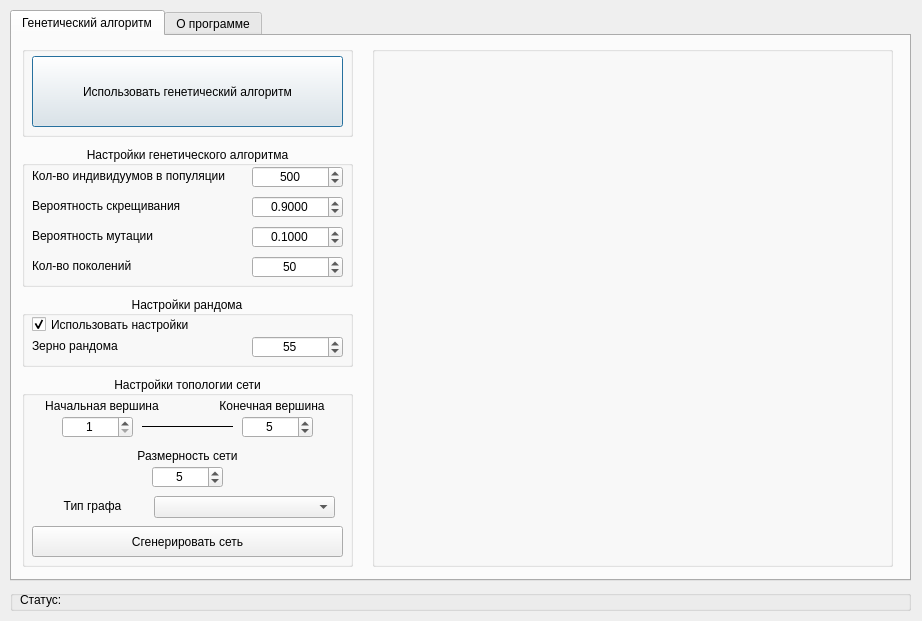
This is L1/GUI.ui in BouRHooD/mpu_224-322_intelligent_systems_design as Qt 5 draws it before an edit. The edited form follows.
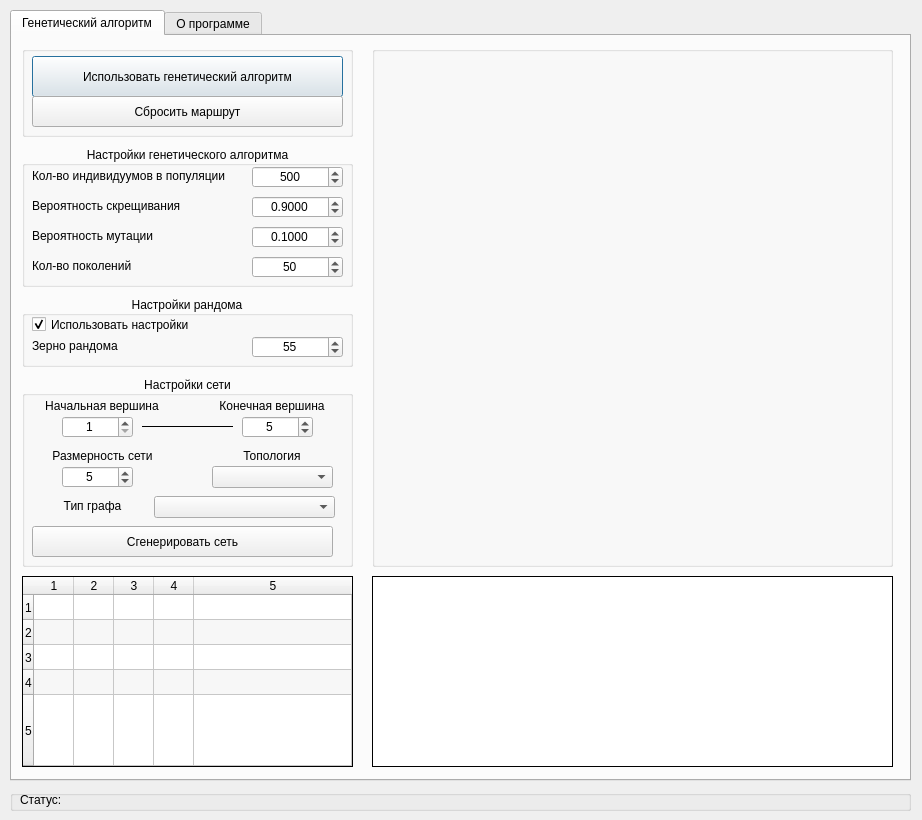
This is the edited form.

```diff
--- a/L1/GUI.ui
+++ b/L1/GUI.ui
@@ -10,7 +10,7 @@
     <x>0</x>
     <y>0</y>
     <width>922</width>
-    <height>621</height>
+    <height>820</height>
    </rect>
   </property>
   <property name="acceptDrops">
@@ -26,7 +26,7 @@
    <property name="geometry">
     <rect>
      <x>10</x>
-     <y>590</y>
+     <y>790</y>
      <width>901</width>
      <height>21</height>
     </rect>
@@ -66,7 +66,7 @@
      <x>10</x>
      <y>10</y>
      <width>901</width>
-     <height>571</height>
+     <height>771</height>
     </rect>
    </property>
    <property name="currentIndex">
@@ -109,13 +109,26 @@
         <x>10</x>
         <y>10</y>
         <width>311</width>
-        <height>71</height>
+        <height>41</height>
        </rect>
       </property>
       <property name="text">
        <string>Использовать генетический алгоритм</string>
       </property>
      </widget>
+     <widget class="QPushButton" name="bDropWayGraph">
+      <property name="geometry">
+       <rect>
+        <x>10</x>
+        <y>50</y>
+        <width>311</width>
+        <height>31</height>
+       </rect>
+      </property>
+      <property name="text">
+       <string>Сбросить маршрут</string>
+      </property>
+     </widget>
     </widget>
     <widget class="QGroupBox" name="groupBox_5">
      <property name="geometry">
@@ -394,7 +407,7 @@
       </rect>
      </property>
      <property name="title">
-      <string>Настройки топологии сети</string>
+      <string>Настройки сети</string>
      </property>
      <property name="alignment">
       <set>Qt::AlignCenter</set>
@@ -478,9 +491,9 @@
      <widget class="QLabel" name="MAX_GENERATIONS_Label_4">
       <property name="geometry">
        <rect>
-        <x>90</x>
+        <x>0</x>
         <y>70</y>
-        <width>151</width>
+        <width>161</width>
         <height>20</height>
        </rect>
       </property>
@@ -494,7 +507,7 @@
      <widget class="QSpinBox" name="NODE_COUNT_IntSpinBox">
       <property name="geometry">
        <rect>
-        <x>130</x>
+        <x>40</x>
         <y>90</y>
         <width>71</width>
         <height>22</height>
@@ -534,7 +547,7 @@
        <rect>
         <x>10</x>
         <y>150</y>
-        <width>311</width>
+        <width>301</width>
         <height>31</height>
        </rect>
       </property>
@@ -568,6 +581,250 @@
        <set>Qt::AlignCenter</set>
       </property>
      </widget>
+     <widget class="QLabel" name="MAX_GENERATIONS_Label_6">
+      <property name="geometry">
+       <rect>
+        <x>170</x>
+        <y>70</y>
+        <width>160</width>
+        <height>20</height>
+       </rect>
+      </property>
+      <property name="text">
+       <string>Топология</string>
+      </property>
+      <property name="alignment">
+       <set>Qt::AlignCenter</set>
+      </property>
+     </widget>
+     <widget class="QComboBox" name="TopologyGraph_ComboBox">
+      <property name="geometry">
+       <rect>
+        <x>190</x>
+        <y>90</y>
+        <width>121</width>
+        <height>22</height>
+       </rect>
+      </property>
+     </widget>
+    </widget>
+    <widget class="QTableWidget" name="tableWidget_Weight">
+     <property name="geometry">
+      <rect>
+       <x>10</x>
+       <y>540</y>
+       <width>331</width>
+       <height>191</height>
+      </rect>
+     </property>
+     <property name="minimumSize">
+      <size>
+       <width>300</width>
+       <height>0</height>
+      </size>
+     </property>
+     <property name="font">
+      <font>
+       <pointsize>9</pointsize>
+      </font>
+     </property>
+     <property name="frameShape">
+      <enum>QFrame::Box</enum>
+     </property>
+     <property name="frameShadow">
+      <enum>QFrame::Plain</enum>
+     </property>
+     <property name="verticalScrollBarPolicy">
+      <enum>Qt::ScrollBarAsNeeded</enum>
+     </property>
+     <property name="horizontalScrollBarPolicy">
+      <enum>Qt::ScrollBarAsNeeded</enum>
+     </property>
+     <property name="sizeAdjustPolicy">
+      <enum>QAbstractScrollArea::AdjustIgnored</enum>
+     </property>
+     <property name="autoScroll">
+      <bool>false</bool>
+     </property>
+     <property name="alternatingRowColors">
+      <bool>true</bool>
+     </property>
+     <property name="selectionMode">
+      <enum>QAbstractItemView::ExtendedSelection</enum>
+     </property>
+     <property name="textElideMode">
+      <enum>Qt::ElideRight</enum>
+     </property>
+     <property name="showGrid">
+      <bool>true</bool>
+     </property>
+     <property name="gridStyle">
+      <enum>Qt::SolidLine</enum>
+     </property>
+     <property name="wordWrap">
+      <bool>true</bool>
+     </property>
+     <property name="cornerButtonEnabled">
+      <bool>true</bool>
+     </property>
+     <property name="rowCount">
+      <number>5</number>
+     </property>
+     <property name="columnCount">
+      <number>5</number>
+     </property>
+     <attribute name="horizontalHeaderVisible">
+      <bool>true</bool>
+     </attribute>
+     <attribute name="horizontalHeaderCascadingSectionResizes">
+      <bool>true</bool>
+     </attribute>
+     <attribute name="horizontalHeaderDefaultSectionSize">
+      <number>40</number>
+     </attribute>
+     <attribute name="horizontalHeaderHighlightSections">
+      <bool>true</bool>
+     </attribute>
+     <attribute name="horizontalHeaderMinimumSectionSize">
+      <number>40</number>
+     </attribute>
+     <attribute name="horizontalHeaderShowSortIndicator" stdset="0">
+      <bool>true</bool>
+     </attribute>
+     <attribute name="horizontalHeaderStretchLastSection">
+      <bool>true</bool>
+     </attribute>
+     <attribute name="verticalHeaderVisible">
+      <bool>true</bool>
+     </attribute>
+     <attribute name="verticalHeaderCascadingSectionResizes">
+      <bool>true</bool>
+     </attribute>
+     <attribute name="verticalHeaderDefaultSectionSize">
+      <number>25</number>
+     </attribute>
+     <attribute name="verticalHeaderHighlightSections">
+      <bool>true</bool>
+     </attribute>
+     <attribute name="verticalHeaderMinimumSectionSize">
+      <number>25</number>
+     </attribute>
+     <attribute name="verticalHeaderShowSortIndicator" stdset="0">
+      <bool>true</bool>
+     </attribute>
+     <attribute name="verticalHeaderStretchLastSection">
+      <bool>true</bool>
+     </attribute>
+     <row/>
+     <row/>
+     <row/>
+     <row/>
+     <row/>
+     <column/>
+     <column/>
+     <column/>
+     <column/>
+     <column/>
+    </widget>
+    <widget class="QTableWidget" name="tableWidget_GenAlg">
+     <property name="geometry">
+      <rect>
+       <x>360</x>
+       <y>540</y>
+       <width>521</width>
+       <height>191</height>
+      </rect>
+     </property>
+     <property name="minimumSize">
+      <size>
+       <width>300</width>
+       <height>0</height>
+      </size>
+     </property>
+     <property name="frameShape">
+      <enum>QFrame::Box</enum>
+     </property>
+     <property name="frameShadow">
+      <enum>QFrame::Plain</enum>
+     </property>
+     <property name="verticalScrollBarPolicy">
+      <enum>Qt::ScrollBarAsNeeded</enum>
+     </property>
+     <property name="horizontalScrollBarPolicy">
+      <enum>Qt::ScrollBarAsNeeded</enum>
+     </property>
+     <property name="sizeAdjustPolicy">
+      <enum>QAbstractScrollArea::AdjustIgnored</enum>
+     </property>
+     <property name="autoScroll">
+      <bool>false</bool>
+     </property>
+     <property name="selectionMode">
+      <enum>QAbstractItemView::ExtendedSelection</enum>
+     </property>
+     <property name="textElideMode">
+      <enum>Qt::ElideRight</enum>
+     </property>
+     <property name="showGrid">
+      <bool>true</bool>
+     </property>
+     <property name="gridStyle">
+      <enum>Qt::SolidLine</enum>
+     </property>
+     <property name="wordWrap">
+      <bool>true</bool>
+     </property>
+     <property name="cornerButtonEnabled">
+      <bool>true</bool>
+     </property>
+     <property name="rowCount">
+      <number>0</number>
+     </property>
+     <property name="columnCount">
+      <number>0</number>
+     </property>
+     <attribute name="horizontalHeaderVisible">
+      <bool>true</bool>
+     </attribute>
+     <attribute name="horizontalHeaderCascadingSectionResizes">
+      <bool>true</bool>
+     </attribute>
+     <attribute name="horizontalHeaderDefaultSectionSize">
+      <number>118</number>
+     </attribute>
+     <attribute name="horizontalHeaderHighlightSections">
+      <bool>true</bool>
+     </attribute>
+     <attribute name="horizontalHeaderMinimumSectionSize">
+      <number>5</number>
+     </attribute>
+     <attribute name="horizontalHeaderShowSortIndicator" stdset="0">
+      <bool>true</bool>
+     </attribute>
+     <attribute name="horizontalHeaderStretchLastSection">
+      <bool>true</bool>
+     </attribute>
+     <attribute name="verticalHeaderVisible">
+      <bool>true</bool>
+     </attribute>
+     <attribute name="verticalHeaderCascadingSectionResizes">
+      <bool>true</bool>
+     </attribute>
+     <attribute name="verticalHeaderDefaultSectionSize">
+      <number>20</number>
+     </attribute>
+     <attribute name="verticalHeaderHighlightSections">
+      <bool>true</bool>
+     </attribute>
+     <attribute name="verticalHeaderMinimumSectionSize">
+      <number>15</number>
+     </attribute>
+     <attribute name="verticalHeaderShowSortIndicator" stdset="0">
+      <bool>true</bool>
+     </attribute>
+     <attribute name="verticalHeaderStretchLastSection">
+      <bool>true</bool>
+     </attribute>
     </widget>
    </widget>
    <widget class="QWidget" name="tab">
```
